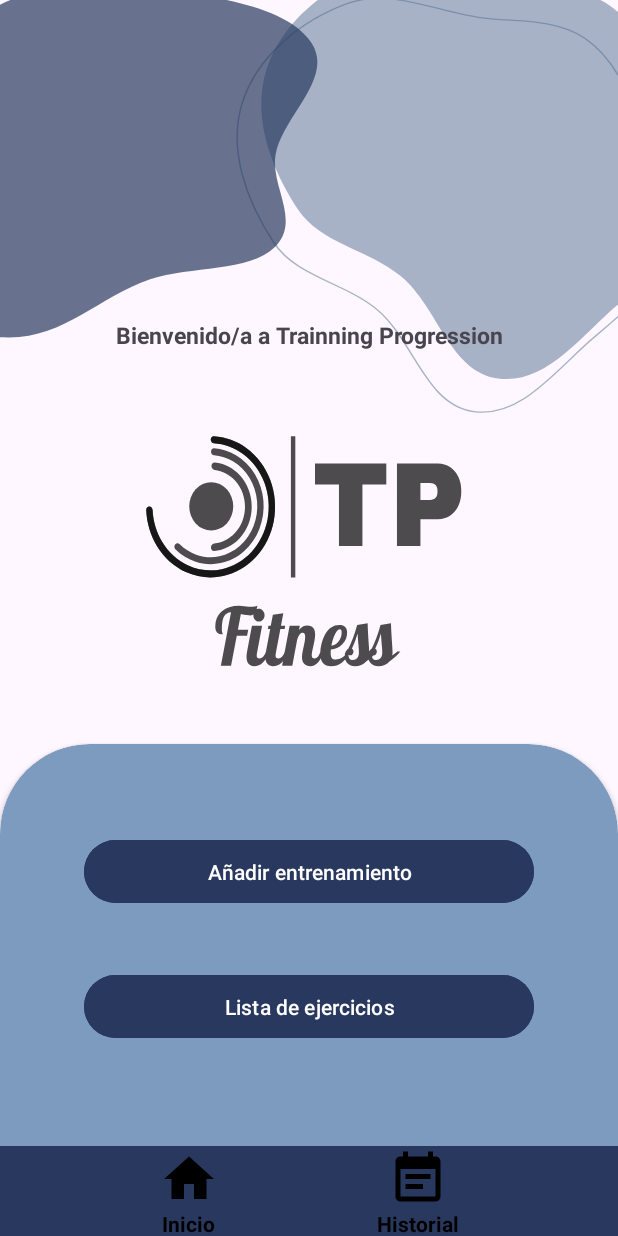
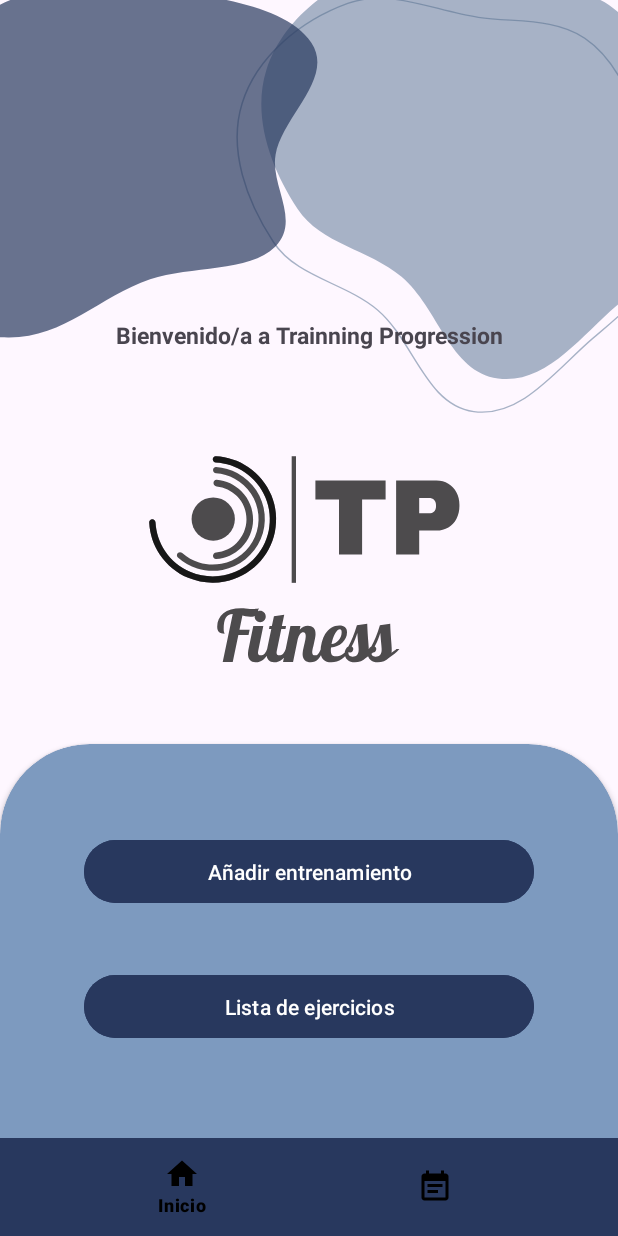
Before and after one commit to ManuelCBR/Proyecto-final, an Android app: the screen it shows after launch (MainActivity), on a phone screen of 412 x 824 dp. Run offline under Robolectric (Android 15) with nearby library versions, the phone set to English and light mode, and no system bars.

Commit message:
Update Bottom Navigation View

```diff
--- a/TPFitness/app/build.gradle.kts
+++ b/TPFitness/app/build.gradle.kts
@@ -41,6 +41,9 @@ dependencies {
     implementation("androidx.appcompat:appcompat:1.6.1")
     implementation("com.google.android.material:material:1.9.0")
     implementation("androidx.constraintlayout:constraintlayout:2.1.4")
+
+    implementation("androidx.fragment:fragment-ktx:1.6.1")
+
     testImplementation("junit:junit:4.13.2")
     androidTestImplementation("androidx.test.ext:junit:1.1.5")
     androidTestImplementation("androidx.test.espresso:espresso-core:3.5.1")
--- /dev/null
+++ b/TPFitness/app/src/main/res/drawable/custom_item_selector.xml
@@ -0,0 +1,8 @@
+<?xml version="1.0" encoding="utf-8"?>
+<selector xmlns:android="http://schemas.android.com/apk/res/android">
+
+    <item android:color="@color/bottom_bar"/>
+    <item android:state_checked="true" android:color="@color/card_rv"/>
+
+
+</selector>
--- a/TPFitness/app/src/main/res/layout/activity_main.xml
+++ b/TPFitness/app/src/main/res/layout/activity_main.xml
@@ -43,8 +43,8 @@
         app:layout_constraintVertical_bias="0.265" />
 
     <View
-            android:layout_width="217dp"
-            android:layout_height="154dp"
+        android:layout_width="214dp"
+        android:layout_height="138dp"
         android:background="@drawable/logo"
         app:layout_constraintBottom_toTopOf="@+id/firstCard"
         app:layout_constraintEnd_toEndOf="parent"
@@ -66,6 +66,7 @@
         app:layout_constraintVertical_bias="1.0">
 
         <Button
+            android:id="@+id/btnAddWorkout"
             android:layout_width="300dp"
             android:layout_height="50dp"
             android:layout_gravity="center_horizontal"
@@ -74,6 +75,7 @@
             android:text="@string/add_workout" />
 
         <Button
+            android:id="@+id/btnWorkoutList"
             android:layout_width="300dp"
             android:layout_height="50dp"
             android:layout_gravity="center_horizontal"
@@ -84,74 +86,14 @@
     </androidx.cardview.widget.CardView>
 
     <com.google.android.material.bottomnavigation.BottomNavigationView
+        style="@style/My_Bottom_Navigation"
         android:layout_width="match_parent"
-        android:layout_height="60dp"
+        android:layout_height="65dp"
+        app:itemActiveIndicatorStyle="@android:color/transparent"
+        app:labelVisibilityMode="selected"
         app:layout_constraintBottom_toBottomOf="parent"
+        app:layout_constraintEnd_toEndOf="parent"
         app:layout_constraintStart_toStartOf="parent"
-        app:layout_constraintEnd_toEndOf="parent"
-        android:background="@color/bottom_bar">
-
-        <androidx.constraintlayout.widget.ConstraintLayout
-            android:layout_width="match_parent"
-            android:layout_height="60dp"
-            android:orientation="horizontal"
-            android:layout_gravity="center_vertical">
-
-            <androidx.appcompat.widget.LinearLayoutCompat
-                android:id="@+id/layout1"
-                android:layout_width="wrap_content"
-                android:layout_height="wrap_content"
-                android:orientation="vertical"
-                app:layout_constraintEnd_toStartOf="@id/layout2"
-                app:layout_constraintStart_toStartOf="parent"
-                app:layout_constraintTop_toTopOf="parent">
-
-                <ImageButton
-                    android:layout_width="40dp"
-                    android:layout_height="40dp"
-                    android:layout_marginTop="2dp"
-                    android:layout_gravity="center_horizontal"
-                    android:background="@drawable/ic_home" />
-
-                <TextView
-                    android:layout_width="wrap_content"
-                    android:layout_height="wrap_content"
-                    android:layout_gravity="center_horizontal"
-                    android:text="@string/home"
-                    android:textColor="@color/black"
-                    android:textStyle="bold" />
-
-            </androidx.appcompat.widget.LinearLayoutCompat>
-
-            <androidx.appcompat.widget.LinearLayoutCompat
-                android:id="@+id/layout2"
-                android:layout_width="wrap_content"
-                android:layout_height="wrap_content"
-                android:orientation="vertical"
-                app:layout_constraintEnd_toEndOf="parent"
-                app:layout_constraintStart_toEndOf="@id/layout1"
-                app:layout_constraintTop_toTopOf="parent">
-
-                <ImageButton
-                    android:layout_width="40dp"
-                    android:layout_height="40dp"
-                    android:layout_marginTop="2dp"
-                    android:layout_gravity="center_horizontal"
-                    android:background="@drawable/ic_history"
-                    />
-
-                <TextView
-                    android:layout_width="wrap_content"
-                    android:layout_height="wrap_content"
-                    android:layout_gravity="center_horizontal"
-                    android:text="@string/history"
-                    android:textColor="@color/black"
-                    android:textStyle="bold" />
-
-            </androidx.appcompat.widget.LinearLayoutCompat>
+        app:menu="@menu/bottom_nav_menu"/>
 
 </androidx.constraintlayout.widget.ConstraintLayout>
-
-    </com.google.android.material.bottomnavigation.BottomNavigationView>
-
-</androidx.constraintlayout.widget.ConstraintLayout>
--- /dev/null
+++ b/TPFitness/app/src/main/res/menu/bottom_nav_menu.xml
@@ -0,0 +1,16 @@
+<?xml version="1.0" encoding="utf-8"?>
+<menu xmlns:android="http://schemas.android.com/apk/res/android">
+
+    <item
+        android:id="@+id/itm_home"
+        android:layout_width="wrap_content"
+        android:layout_height="wrap_content"
+        android:icon="@drawable/ic_home"
+        android:title="@string/home" />
+    <item
+        android:id="@+id/itm_history"
+        android:layout_width="wrap_content"
+        android:layout_height="wrap_content"
+        android:icon="@drawable/ic_history"
+        android:title="@string/history" />
+</menu>
--- a/TPFitness/app/src/main/res/values/colors.xml
+++ b/TPFitness/app/src/main/res/values/colors.xml
@@ -6,4 +6,5 @@
     <color name="background">#A9C9F0</color>
     <color name="cards">#7D9ABF</color>
     <color name="bottom_bar">#28385E</color>
+    <color name="card_rv">#4F648A</color>
 </resources>
--- a/TPFitness/app/src/main/res/values/themes.xml
+++ b/TPFitness/app/src/main/res/values/themes.xml
@@ -6,4 +6,13 @@
     </style>
 
     <style name="Theme.TPFitness" parent="Base.Theme.TPFitness" />
+
+    <style name="My_Bottom_Navigation">
+
+        <item name="android:background">@color/bottom_bar</item>
+        <item name="itemIconTint">@color/black</item>
+        <item name="itemTextColor">@color/black</item>
+
+    </style>
+
 </resources>
```
Lines whose indentation alone changed are shown as unchanged.
